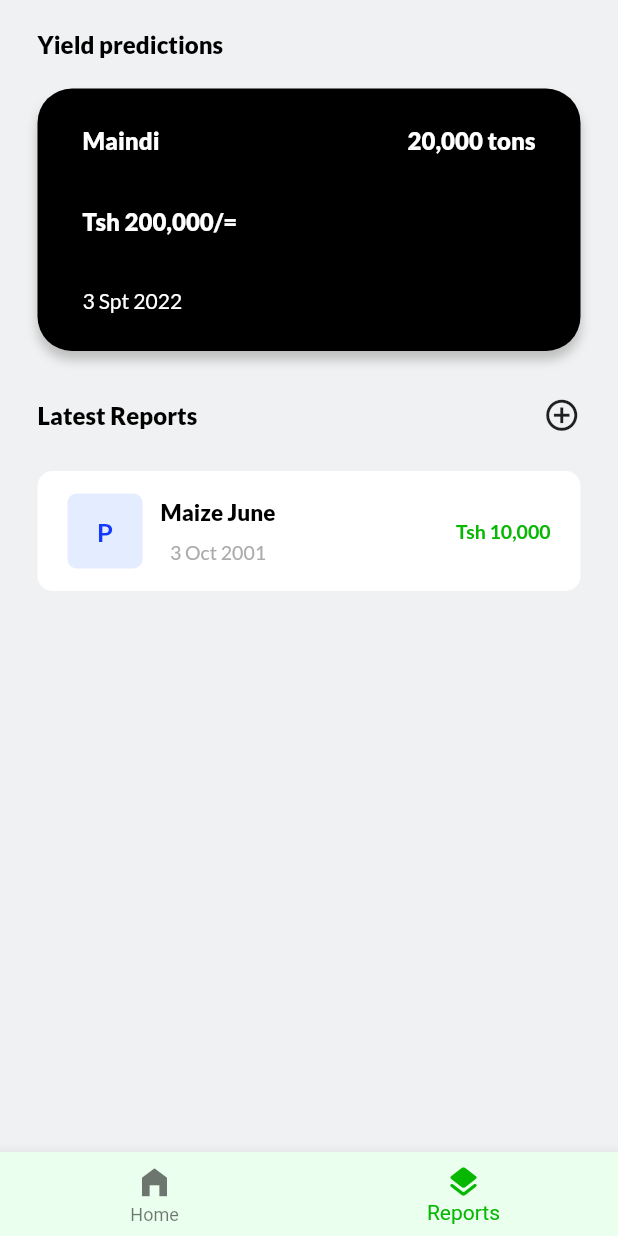
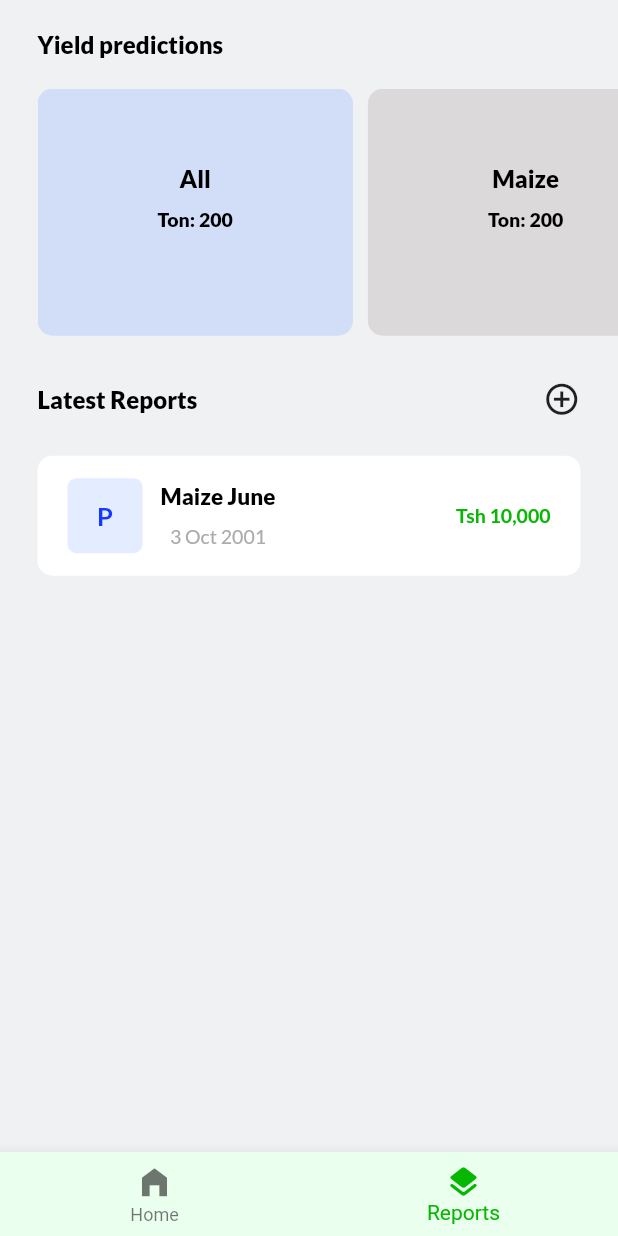
Before and after one commit to ProsperChihimba/agroapp, a Flutter app: the screen it shows after launch, item 2 of the bottom bar chosen, on a phone screen of 412 x 824 dp. Run offline on Flutter 3.47's test engine with Material 2 defaults, Android fonts, the phone set to English and light mode, and no system bars; our stand-ins replace gap, google_fonts.

Commit message:
Add: reports initial design

```diff
--- a/lib/Pages/RecordsPage/yieldWidget.dart
+++ b/lib/Pages/RecordsPage/yieldWidget.dart
@@ -2,74 +2,64 @@ import 'package:flutter/material.dart';
 import 'package:gap/gap.dart';
 import 'package:google_fonts/google_fonts.dart';
 
-class YieldPrediction extends StatelessWidget {
+class YieldPrediction extends StatefulWidget {
   const YieldPrediction({super.key});
 
   @override
+  State<YieldPrediction> createState() => _YieldPredictionState();
+}
+
+class _YieldPredictionState extends State<YieldPrediction> {
+  List crops = ["All", "Maize", "Rice", "Potato", "Banana"];
+  @override
   Widget build(BuildContext context) {
     return Padding(
-      padding: const EdgeInsets.symmetric(horizontal: 25.0),
+      padding: const EdgeInsets.only(left: 25.0, top: 20.0),
+      child: SizedBox(
+        height: MediaQuery.of(context).size.height * 0.20,
+        child: ListView(
+            // This next line does the trick.
+            scrollDirection: Axis.horizontal,
+            children: crops.map(
+              (data) {
+                return Padding(
+                  padding: const EdgeInsets.only(right: 10.0),
                   child: Container(
-          padding: const EdgeInsets.symmetric(vertical: 25, horizontal: 30),
-          margin: const EdgeInsets.only(top: 20),
                       decoration: BoxDecoration(
-              color: const Color(0xff000000),
-              borderRadius: BorderRadius.circular(23),
-              boxShadow: [
-                BoxShadow(
-                    color: Colors.grey.withOpacity(0.6),
-                    offset: const Offset(0, 6),
-                    blurRadius: 5.0,
-                    spreadRadius: 0)
-              ]),
+                        borderRadius: BorderRadius.circular(10),
+                        color: data == "All"
+                            ? const Color(0xffd2ddf7)
+                            : const Color(0xffdbd9d9),
+                      ),
+                      padding:
+                          const EdgeInsets.only(left: 80, right: 80, top: 50),
+                      // margin: const EdgeInsets.all(0.5),
+                      child: Align(
+                        alignment: Alignment.topLeft,
                         child: Column(
-            mainAxisAlignment: MainAxisAlignment.spaceBetween,
-            children: [
-              Row(
-                mainAxisAlignment: MainAxisAlignment.spaceBetween,
                           children: [
                             Text(
-                    "Maindi",
+                              data,
                               style: GoogleFonts.lato(
                                   fontWeight: FontWeight.w900,
                                   fontSize: 16,
-                        color: Colors.white),
+                                  color: Colors.black),
                             ),
+                            Gap(10),
                             Text(
-                    "20,000 tons",
+                              "Ton: 200",
                               style: GoogleFonts.lato(
                                   fontWeight: FontWeight.w900,
-                        fontSize: 16,
-                        color: Colors.white),
+                                  fontSize: 13,
+                                  color: Colors.black),
                             ),
                           ],
                         ),
-              const Gap(35),
-              Align(
-                alignment: Alignment.topLeft,
-                child: Text(
-                  "Tsh 200,000/=",
-                  style: GoogleFonts.lato(
-                      fontWeight: FontWeight.w900,
-                      fontSize: 16,
-                      color: Colors.white),
+                      )),
+                );
+              },
+            ).toList()),
       ),
-              ),
-              const Gap(35),
-              Row(
-                mainAxisAlignment: MainAxisAlignment.spaceBetween,
-                children: [
-                  Text(
-                    "3 Spt 2022",
-                    style: GoogleFonts.lato(
-                        fontWeight: FontWeight.w500,
-                        fontSize: 14,
-                        color: Colors.white),
-                  ),
-                ],
-              ),
-            ],
-          )),
     );
   }
 }
```
Lines whose indentation alone changed are shown as unchanged.
